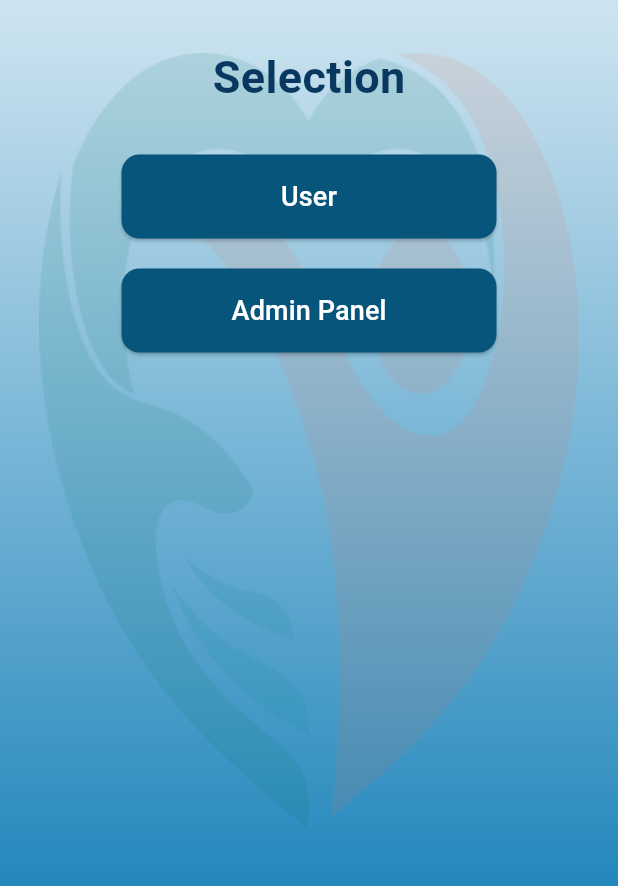
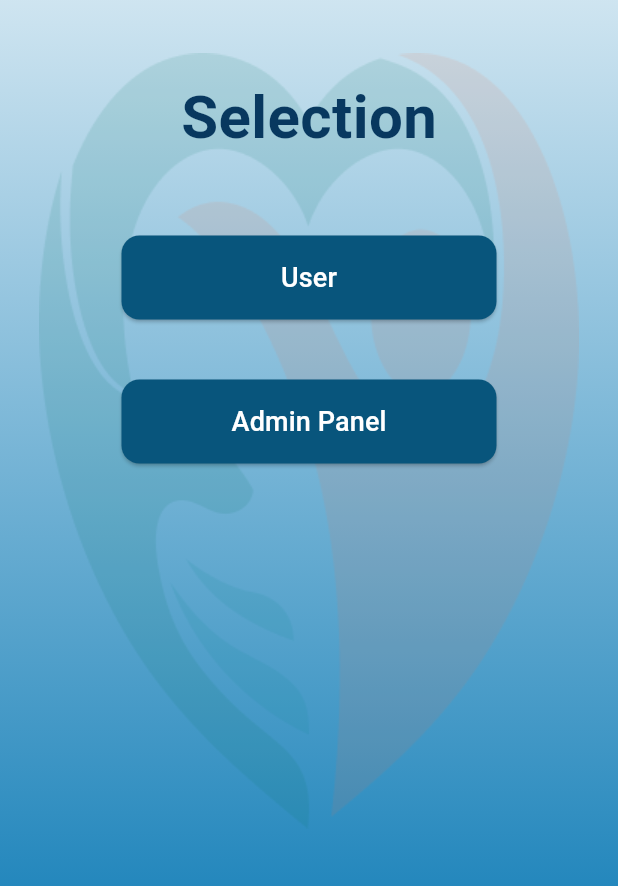
Before and after one commit to thenugamage/Open-Heart, a Flutter app: the SelectionScreen screen opened directly, on a phone screen of 412 x 824 dp, the part 252-1138 px from its top. Run offline on Flutter 3.47's test engine with Material 3 defaults, Android fonts, the light colour scheme and no system bars; our stand-ins replace firebase_auth, firebase_core, google_fonts, google_sign_in, pinput; accounts and stored records are empty.

Commit message:
few changes

```diff
--- a/open_heart/lib/selection.dart
+++ b/open_heart/lib/selection.dart
@@ -79,21 +79,19 @@ class _SelectionScreenState extends State<SelectionScreen> {
                   /// Logo
                   Image.asset("Assets/logo.png", height: 100),
 
-                  const SizedBox(height: 10),
-
-                  const SizedBox(height: 20),
+                  const SizedBox(height: 50),
 
                   /// Page Title
                   const Text(
                     "Selection",
                     style: TextStyle(
-                      fontSize: 30,
+                      fontSize: 40,
                       fontWeight: FontWeight.bold,
                       color: Color(0xFF08385F),
                     ),
                   ),
 
-                  const SizedBox(height: 30),
+                  const SizedBox(height: 50),
 
                   // User Button
                   SizedBox(
@@ -119,7 +117,7 @@ class _SelectionScreenState extends State<SelectionScreen> {
                     ),
                   ),
 
-                  const SizedBox(height: 20),
+                  const SizedBox(height: 40),
 
                   // Admin Panel Button
                   SizedBox(
```
Also changed, not shown: 4 other files.
